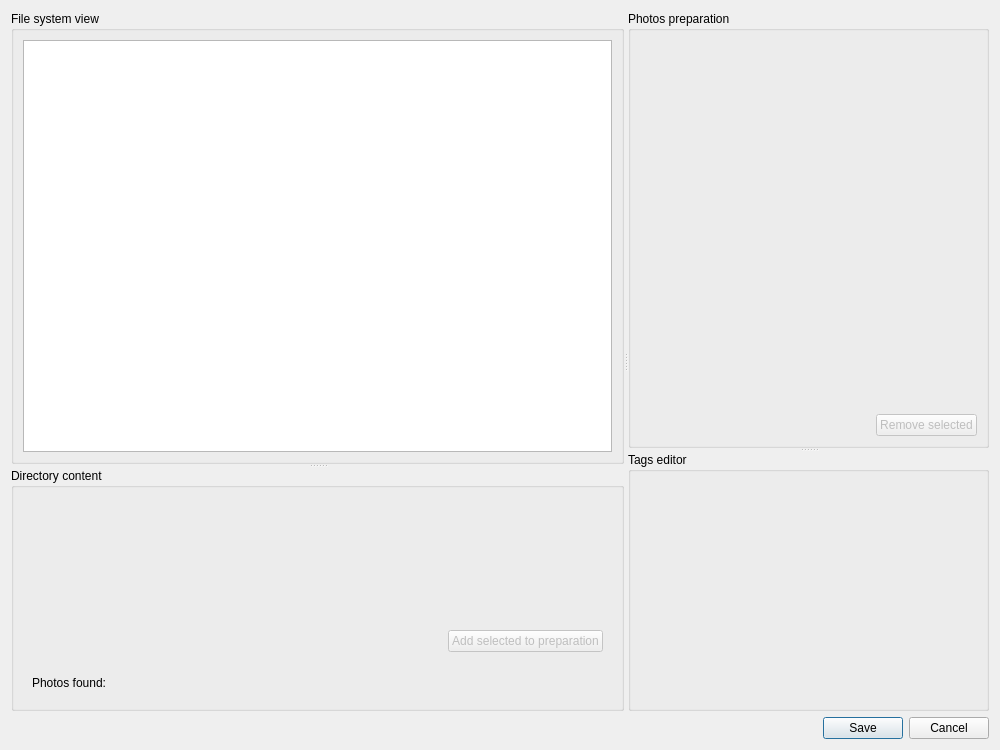
The window that src/gui/desktop/ui/photos_add_dialog.ui (Kicer86/photobroom) describes before a commit, drawn with Qt 5.
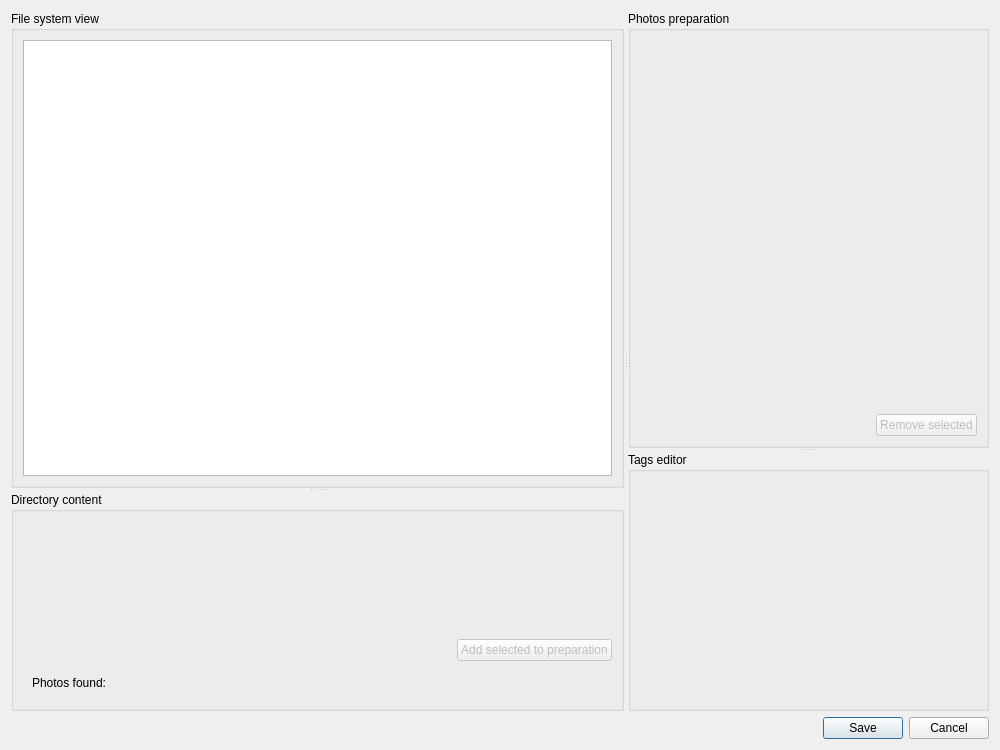
The same window after the commit. Icons and pictures are not drawn. Custom widgets are drawn as their Qt base class.

```diff
--- a/src/gui/desktop/ui/photos_add_dialog.ui
+++ b/src/gui/desktop/ui/photos_add_dialog.ui
@@ -61,7 +61,6 @@
             </widget>
            </item>
            <item>
-            <widget class="QWidget" name="widget" native="true">
              <layout class="QHBoxLayout" name="horizontalLayout_3">
               <item>
                <spacer name="horizontalSpacer">
@@ -90,7 +89,6 @@
                </widget>
               </item>
              </layout>
-            </widget>
            </item>
            <item>
             <widget class="QWidget" name="loadWidget" native="true">
```
Lines whose indentation alone changed are shown as unchanged.
